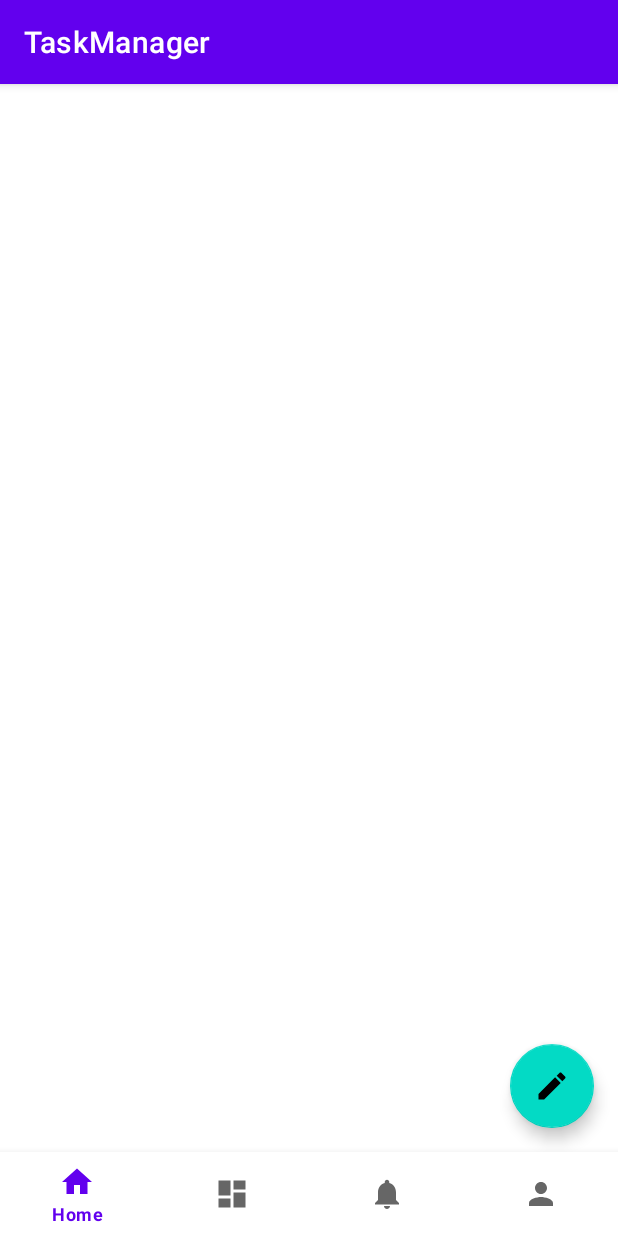
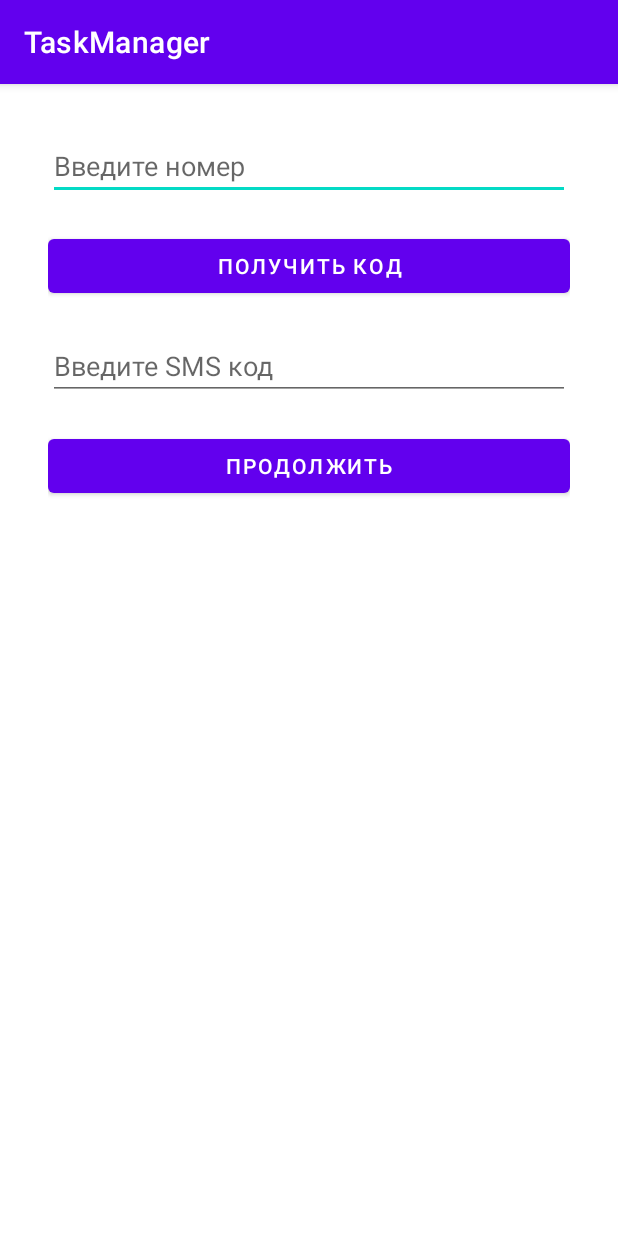
Before and after one commit to Mamedov08/TaskManager, an Android app: the screen it shows after launch (MainActivity), on a phone screen of 412 x 824 dp. Run offline under Robolectric (Android 15) with nearby library versions, the phone set to English and light mode, and no system bars; our stand-ins replace Firebase (no records; nobody signed in at launch, a user with empty details on screens opened directly), Room's generated code, navigation-ui; 2 statements that could not run were skipped.

```diff
--- a/app/build.gradle
+++ b/app/build.gradle
@@ -72,4 +72,8 @@ dependencies {
 
     //Lottie
     implementation 'com.airbnb.android:lottie:2.8.0'
+
+    // FireBase
+    implementation platform('com.google.firebase:firebase-bom:30.1.0')
+    implementation 'com.google.firebase:firebase-auth-ktx'
 }
--- a/app/src/main/AndroidManifest.xml
+++ b/app/src/main/AndroidManifest.xml
@@ -3,6 +3,7 @@
     xmlns:tools="http://schemas.android.com/tools"
     package="com.example.taskmanager">
 
+    <uses-permission android:name="android.permission.INTERNET"/>
     <uses-permission android:name="android.permission.READ_EXTERNAL_STORAGE" />
     <uses-permission android:name="android.permission.CAMERA"/>
 
--- a/app/src/main/java/com/example/taskmanager/MainActivity.kt
+++ b/app/src/main/java/com/example/taskmanager/MainActivity.kt
@@ -9,6 +9,8 @@ import androidx.navigation.ui.setupWithNavController
 import com.example.taskmanager.data.local.Pref
 import com.example.taskmanager.databinding.ActivityMainBinding
 import com.google.android.material.bottomnavigation.BottomNavigationView
+import com.google.firebase.auth.ktx.auth
+import com.google.firebase.ktx.Firebase
 
 class MainActivity : AppCompatActivity() {
 
@@ -49,6 +51,10 @@ class MainActivity : AppCompatActivity() {
         )
         setupActionBarWithNavController(navController, appBarConfiguration)
         navView.setupWithNavController(navController)
+
+        if (Firebase.auth.currentUser == null){
+            navController.navigate(R.id.authFragment)
+        }
         navController.addOnDestinationChangedListener { controller, destination, arguments ->
             navView.isVisible = bottomFragments.contains(destination.id)
 
--- /dev/null
+++ b/app/src/main/java/com/example/taskmanager/data/auth/AuthFragment.kt
@@ -0,0 +1,113 @@
+package com.example.fourthmfirsthm.ui.auth
+
+import android.os.Bundle
+import android.text.TextUtils
+import android.util.Log
+import androidx.fragment.app.Fragment
+import android.view.LayoutInflater
+import android.view.View
+import android.view.ViewGroup
+import android.widget.Toast
+import androidx.navigation.fragment.findNavController
+import com.example.taskmanager.databinding.FragmentAuthBinding
+import com.google.firebase.FirebaseException
+import com.google.firebase.auth.PhoneAuthCredential
+import com.google.firebase.auth.PhoneAuthOptions
+import com.google.firebase.auth.PhoneAuthProvider
+import com.google.firebase.auth.ktx.auth
+import com.google.firebase.ktx.Firebase
+import java.util.concurrent.TimeUnit
+
+class AuthFragment : Fragment() {
+
+    private lateinit var binding: FragmentAuthBinding
+    private lateinit var callbacks: PhoneAuthProvider.OnVerificationStateChangedCallbacks
+    private val mAuth = Firebase.auth
+
+    override fun onCreateView(
+        inflater: LayoutInflater, container: ViewGroup?,
+        savedInstanceState: Bundle?
+    ): View {
+        binding = FragmentAuthBinding.inflate(layoutInflater)
+        return binding.root
+    }
+
+    override fun onViewCreated(view: View, savedInstanceState: Bundle?) {
+        super.onViewCreated(view, savedInstanceState)
+        phoneAuthProvider()
+        binding.btnGetCode.setOnClickListener {
+            if (binding.editPhone.text.isEmpty()) {
+                Toast.makeText(
+                    requireContext(),
+                    "Поле номера пустая, пожайлуста напишите свой номер",
+                    Toast.LENGTH_SHORT
+                ).show()
+            } else {
+                val phone = binding.editPhone.text.toString()
+                requestSMS(phone)
+            }
+        }
+
+    }
+
+    private fun requestSMS(phone: String) {
+
+        val options = PhoneAuthOptions.newBuilder(mAuth)
+            .setPhoneNumber(phone)       // Phone number to verify
+            .setTimeout(60L, TimeUnit.SECONDS) // Timeout and unit
+            .setActivity(requireActivity())                 // Activity (for callback binding)
+            .setCallbacks(callbacks)          // OnVerificationStateChangedCallbacks
+            .build()
+        PhoneAuthProvider.verifyPhoneNumber(options)
+    }
+
+    private fun phoneAuthProvider() {
+        callbacks = object : PhoneAuthProvider.OnVerificationStateChangedCallbacks() {
+
+            override fun onVerificationCompleted(credential: PhoneAuthCredential) {
+                signInByCredential(credential)
+            }
+
+            override fun onVerificationFailed(p0: FirebaseException) {
+
+            }
+
+            override fun onCodeSent(
+                s: String,
+                token: PhoneAuthProvider.ForceResendingToken
+            ) {
+                super.onCodeSent(s, token)
+                binding.btnContinue.setOnClickListener {
+                    verifyCode(s)
+                }
+            }
+        }
+    }
+
+
+    private fun verifyCode(code: String) {
+        val credential = PhoneAuthProvider.getCredential(code, binding.editSMS.text.toString())
+        signInByCredential(credential)
+    }
+
+    private fun signInByCredential(credential: PhoneAuthCredential) {
+        mAuth.signInWithCredential(credential)
+            .addOnCompleteListener {
+                if (it.isSuccessful) {
+                    Toast.makeText(
+                        requireContext(),
+                        "Ошибка авторизации ${it.exception?.message}",
+                        Toast.LENGTH_SHORT
+                    ).show()
+                }
+
+            }
+    }
+
+    override fun onStart() {
+        super.onStart()
+        if (Firebase.auth.currentUser != null) {
+            findNavController().navigateUp()
+        }
+    }
+}
--- /dev/null
+++ b/app/src/main/res/layout/fragment_auth.xml
@@ -0,0 +1,37 @@
+<?xml version="1.0" encoding="utf-8"?>
+<LinearLayout xmlns:android="http://schemas.android.com/apk/res/android"
+    xmlns:tools="http://schemas.android.com/tools"
+    android:layout_width="match_parent"
+    android:layout_height="match_parent"
+    android:orientation="vertical"
+    android:padding="32dp">
+
+    <EditText
+        android:id="@+id/editPhone"
+        android:layout_width="match_parent"
+        android:layout_height="wrap_content"
+        android:inputType="phone"
+        android:hint="Введите номер"/>
+
+    <Button
+        android:id="@+id/btnGetCode"
+        android:layout_marginTop="20dp"
+        android:layout_width="match_parent"
+        android:layout_height="wrap_content"
+        android:text="Получить код"/>
+
+    <EditText
+        android:id="@+id/editSMS"
+        android:layout_marginTop="20dp"
+        android:layout_width="match_parent"
+        android:layout_height="wrap_content"
+        android:inputType="phone"
+        android:hint="Введите SMS код"/>
+
+    <Button
+        android:id="@+id/btnContinue"
+        android:layout_marginTop="20dp"
+        android:layout_width="match_parent"
+        android:layout_height="wrap_content"
+        android:text="Продолжить"/>
+</LinearLayout>
--- a/app/src/main/res/navigation/mobile_navigation.xml
+++ b/app/src/main/res/navigation/mobile_navigation.xml
@@ -37,4 +37,8 @@
         android:name="com.example.taskmanager.ui.onBoard.OnBoardingFragment"
         android:label="fragment_on_boarding"
         tools:layout="@layout/fragment_on_boarding" />
+    <fragment
+        android:id="@+id/authFragment"
+        android:name="com.example.fourthmfirsthm.ui.auth.AuthFragment"
+        android:label="AuthFragment" />
 </navigation>
```
